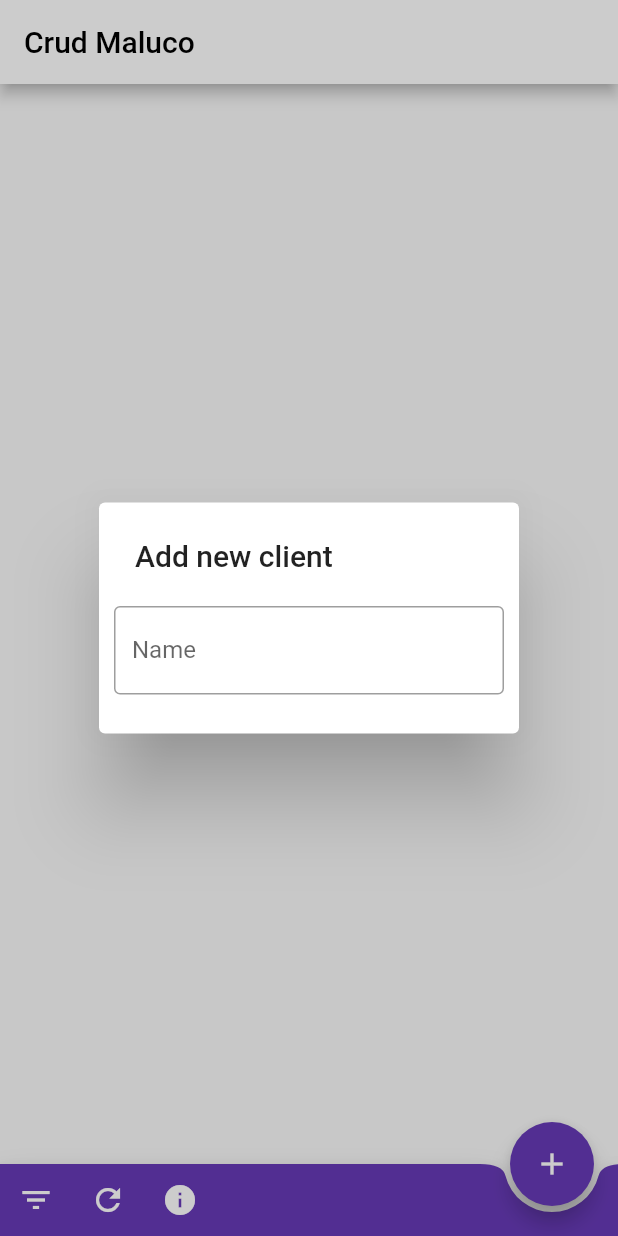
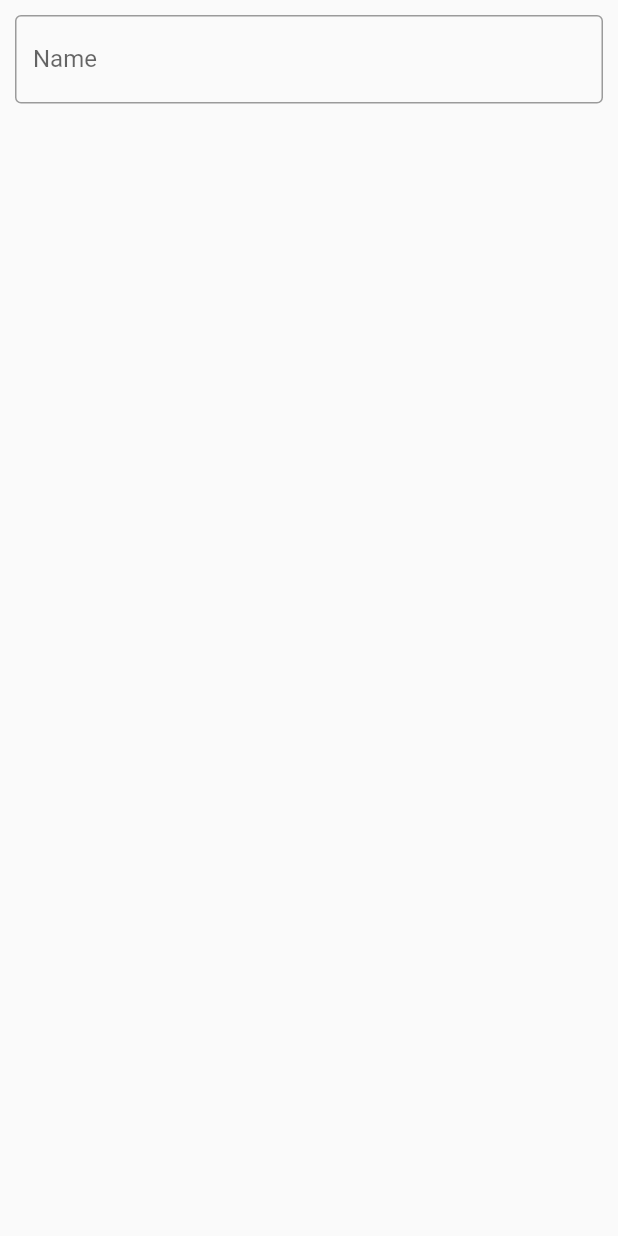
Before and after one commit to LucasPitol/CrudMaluco, a Flutter app: the screen it shows after launch, after a tap on the "add" icon, on a phone screen of 412 x 824 dp. Run offline on Flutter 3.47's test engine with Material 2 defaults, Android fonts, the phone set to English and light mode, and no system bars; our stand-ins replace cloud_firestore; accounts and stored records are empty.

Commit message:
CD-DEV-7 tarefa 2 refactor

```diff
--- /dev/null
+++ b/flutterApp/crud_maluco_app/lib/add_client_component.dart
@@ -0,0 +1,23 @@
+import 'package:flutter/material.dart';
+
+class AddClientComponent extends MaterialPageRoute<String> {
+  AddClientComponent()
+      : super(builder: (BuildContext context) {
+          return Scaffold(
+            body: Column(
+              children: <Widget>[
+                Container(
+                  margin: EdgeInsets.all(10),
+                  child: TextField(
+                    obscureText: true,
+                    decoration: InputDecoration(
+                      border: OutlineInputBorder(),
+                      labelText: 'Name',
+                    ),
+                  ),
+                ),
+              ],
+            ),
+          );
+        });
+}
--- a/flutterApp/crud_maluco_app/lib/add_client_modal.dart
+++ /dev/null
@@ -1,26 +0,0 @@
-import 'package:flutter/material.dart';
-
-class AddClientModal extends StatelessWidget {
-  @override
-  Widget build(BuildContext context) {
-    return Container(
-      alignment: Alignment.center,
-      child: SimpleDialog(
-        title: Text('Add new client'),
-        children: <Widget>[
-          Container(
-            margin: EdgeInsets.all(10),
-            child: TextField(
-              obscureText: true,
-              decoration: InputDecoration(
-                border: OutlineInputBorder(),
-                labelText: 'Name',
-              ),
-            ),
-          ),
-        ],
-      ),
-    );
-  }
-
-}
--- a/flutterApp/crud_maluco_app/lib/main.dart
+++ b/flutterApp/crud_maluco_app/lib/main.dart
@@ -4,7 +4,7 @@ import 'package:crud_maluco_app/listagem_component.dart';
 import 'package:flutter/cupertino.dart';
 import 'package:flutter/material.dart';
 
-import 'add_client_modal.dart';
+import 'add_client_component.dart';
 import 'models/client_item.dart';
 
 // void main() => runApp(MyApp());
@@ -72,13 +72,8 @@ class _CDState extends State<MyApp> {
         });
   }
 
-  void _openAddClientModal() {
-    showCupertinoModalPopup(
-      context: context,
-      builder: (builder) {
-        return AddClientModal();
-      },
-    );
+  void _goToAddClientComponent() {
+    Navigator.push(context, AddClientComponent());
   }
 
   @override
@@ -102,7 +97,7 @@ class _CDState extends State<MyApp> {
             Icons.add,
             color: Colors.white,
           ),
-          onPressed: _openAddClientModal,
+          onPressed: _goToAddClientComponent,
         ),
         floatingActionButtonLocation: this._addFabLocation,
         bottomNavigationBar: this._buildBottomAppBar(context),
```
